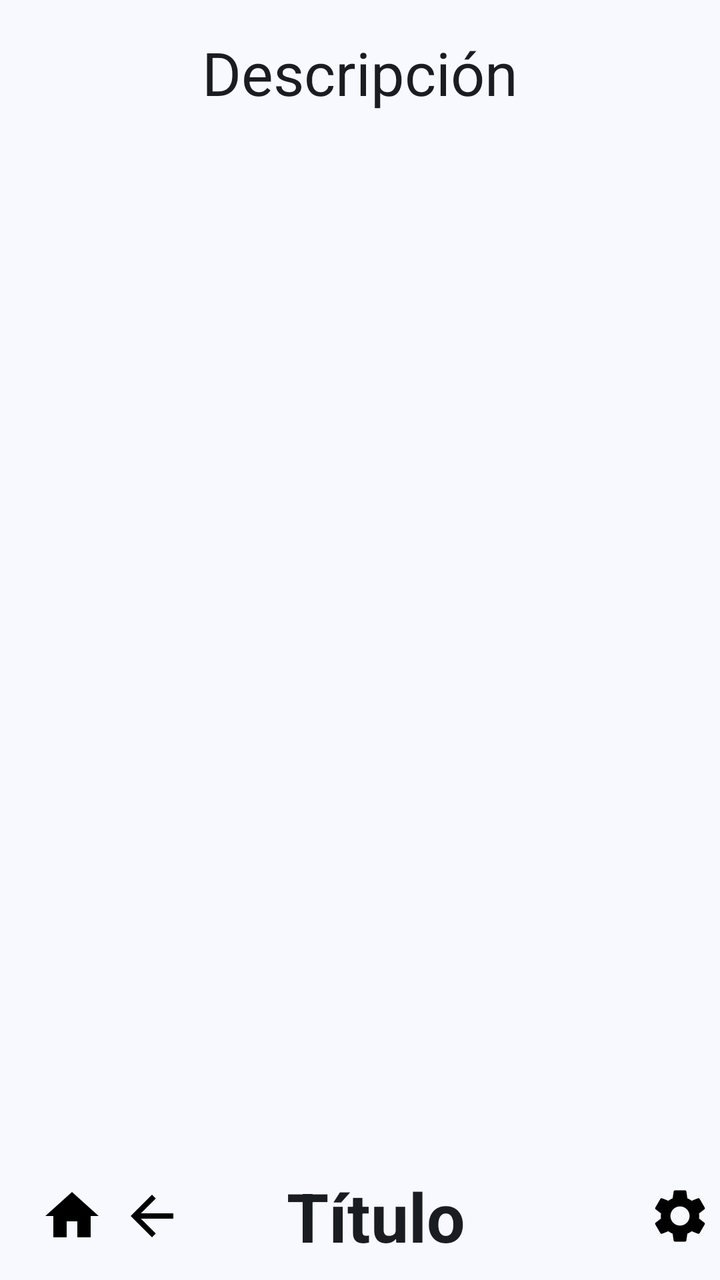
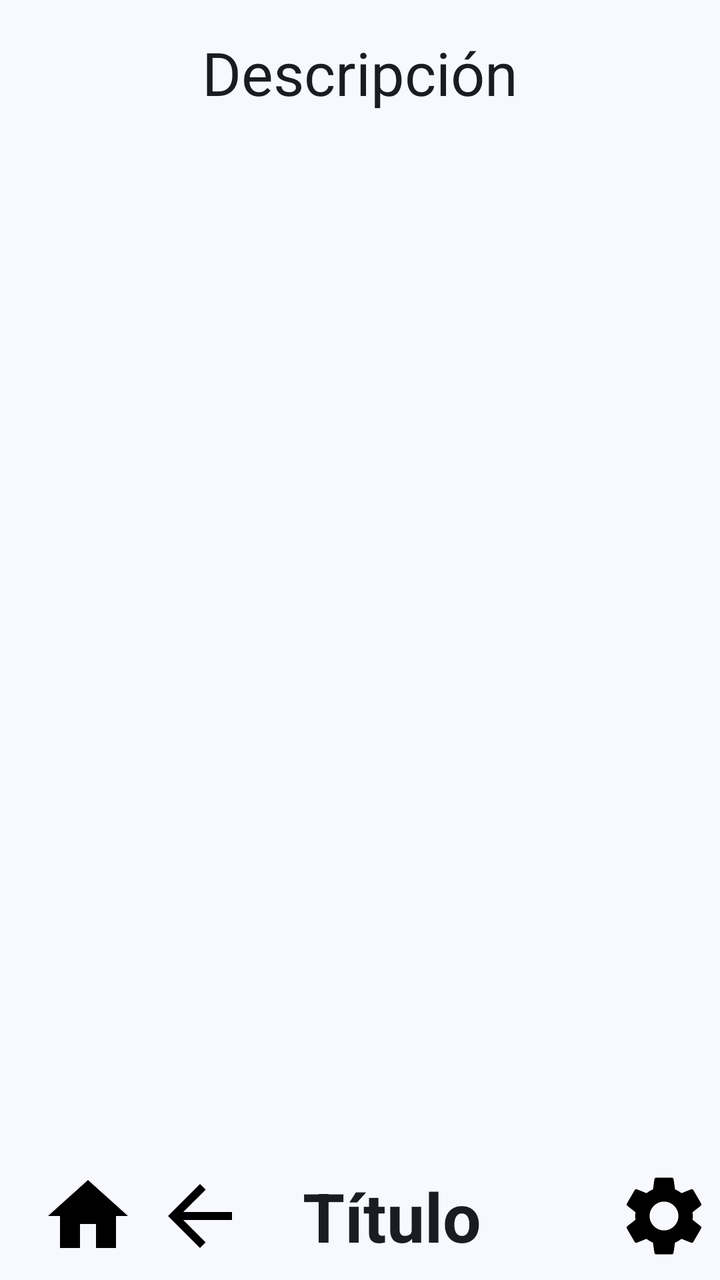

Compare the two renders of this Android layout. The source of the first and the diff that turns it into the second are given below.
<!-- AndroidManifest.xml: application theme AppTheme -->
<!-- res/layout/activity_main.xml -->
<FrameLayout xmlns:android="http://schemas.android.com/apk/res/android"
    xmlns:app="http://schemas.android.com/apk/res-auto"
    android:id="@+id/container"
    android:layout_width="match_parent"
    android:layout_height="match_parent">

    <LinearLayout
        android:id="@+id/contentLayout"
        android:layout_width="match_parent"
        android:layout_height="match_parent"
        android:orientation="vertical">

        <TextView
            android:id="@+id/toolbarDescription"
            android:layout_width="match_parent"
            android:layout_height="wrap_content"
            android:padding="16dp"
            android:text="Descripción"
            android:textSize="30sp"
            android:textColor="?attr/colorOnSurface"
            android:gravity="center"
            android:background="@android:color/transparent" />

        <androidx.recyclerview.widget.RecyclerView
            android:id="@+id/recyclerView"
            android:layout_width="wrap_content"
            android:layout_height="0dp"
            android:layout_weight="1"
            android:layout_gravity="center_horizontal"
            android:clipToPadding="true"
            android:paddingTop="16dp"
            android:paddingBottom="50dp"
            android:scrollbars="vertical"
            android:fadeScrollbars="false"/>
    </LinearLayout>

    
    <TextView
        android:id="@+id/sinElementos"
        android:layout_width="wrap_content"
        android:layout_height="wrap_content"
        android:layout_gravity="center"
        android:visibility="invisible"
        android:text="@string/sinElementos"
        android:textSize="26sp"
        android:clipToPadding="true"
        android:paddingTop="16dp"
        android:paddingBottom="50dp"/>

    
    <androidx.appcompat.widget.Toolbar
        android:id="@+id/toolbarMain"
        android:layout_width="match_parent"
        android:layout_height="wrap_content"
        android:layout_gravity="bottom"
        app:contentColor="@color/md_theme_onBackground"
        app:popupBackgroundColor="@color/white"
        android:background="?attr/colorSurface"
        android:theme="@style/ThemeOverlay.AppCompat.Dark.ActionBar"
        android:visibility="visible">

        <RelativeLayout
            android:layout_width="match_parent"
            android:layout_height="wrap_content"
            android:paddingHorizontal="4dp"
            android:paddingVertical="4dp">

            <ImageButton
                android:id="@+id/btnHome"
                android:layout_width="32dp"
                android:layout_height="32dp"
                android:layout_alignParentStart="true"
                android:layout_centerVertical="true"
                android:background="@drawable/ic_home"
                android:contentDescription="@string/home"
                android:visibility="visible" />

            <ImageButton
                android:id="@+id/btnBack"
                android:layout_width="32dp"
                android:layout_height="32dp"
                android:layout_centerVertical="true"
                android:layout_marginStart="8dp"
                android:layout_toEndOf="@id/btnHome"
                android:background="@drawable/ic_arrow_back"
                android:contentDescription="@string/volver"
                android:visibility="visible" />

            <LinearLayout
                android:layout_width="match_parent"
                android:layout_height="wrap_content"
                android:layout_toEndOf="@id/btnBack"
                android:layout_toStartOf="@id/btnConfig"
                android:layout_centerVertical="true"
                android:orientation="horizontal"
                android:layout_marginStart="10dp"
                android:layout_marginEnd="50dp">

                <TextView
                    android:id="@+id/toolbarTitle"
                    android:layout_width="match_parent"
                    android:layout_height="wrap_content"
                    android:ellipsize="end"
                    android:gravity="center"
                    android:text="Título"
                    android:textColor="?attr/colorOnSurface"
                    android:textSize="34sp"
                    android:textStyle="bold" />
            </LinearLayout>

            <ImageButton
                android:id="@+id/btnConfig"
                android:layout_width="32dp"
                android:layout_height="32dp"
                android:layout_alignParentEnd="true"
                android:layout_centerVertical="true"
                android:background="@drawable/ic_settings"
                android:visibility="visible" />
        </RelativeLayout>
    </androidx.appcompat.widget.Toolbar>
</FrameLayout>
<!-- resources referenced by this layout -->
<resources>
  <color name="md_theme_onBackground">#191C20</color>
  <color name="white">#FFFFFF</color>
  <!-- drawable ic_arrow_back (drawable) -->
  <vector xmlns:android="http://schemas.android.com/apk/res/android" android:autoMirrored="true" android:height="24dp" android:tint="#000000" android:viewportHeight="24" android:viewportWidth="24" android:width="24dp">
        
      <path android:fillColor="@android:color/white" android:pathData="M20,11H7.83l5.59,-5.59L12,4l-8,8 8,8 1.41,-1.41L7.83,13H20v-2z"/>
      
  </vector>
  <!-- drawable ic_home (drawable) -->
  <vector xmlns:android="http://schemas.android.com/apk/res/android" android:height="24dp" android:tint="#000000" android:viewportHeight="24" android:viewportWidth="24" android:width="24dp">
        
      <path android:fillColor="@android:color/white" android:pathData="M10,20v-6h4v6h5v-8h3L12,3 2,12h3v8z"/>
      
  </vector>
  <string name="home">Inicio</string>
  <string name="sinElementos">No hay elementos para mostrar</string>
  <string name="volver">Atrás</string>
  <color name="md_theme_primary">#3B608F</color>
  <color name="md_theme_onPrimary">#FFFFFF</color>
  <color name="md_theme_primaryContainer">#D4E3FF</color>
  <color name="md_theme_onPrimaryContainer">#001C39</color>
  <color name="md_theme_secondary">#545F71</color>
  <color name="md_theme_onSecondary">#FFFFFF</color>
  <color name="md_theme_secondaryContainer">#D8E3F8</color>
  <color name="md_theme_onSecondaryContainer">#111C2B</color>
  <color name="md_theme_tertiary">#6D5677</color>
  <color name="md_theme_onTertiary">#FFFFFF</color>
  <color name="md_theme_tertiaryContainer">#F6D9FF</color>
  <color name="md_theme_onTertiaryContainer">#261430</color>
  <color name="md_theme_error">#BA1A1A</color>
  <color name="md_theme_onError">#FFFFFF</color>
  <color name="md_theme_errorContainer">#FFDAD6</color>
  <color name="md_theme_onErrorContainer">#410002</color>
  <color name="md_theme_background">#F8F9FF</color>
  <color name="md_theme_surface">#F8F9FF</color>
  <color name="md_theme_onSurface">#191C20</color>
  <color name="md_theme_surfaceVariant">#DFE2EB</color>
  <color name="md_theme_onSurfaceVariant">#43474E</color>
  <color name="md_theme_outline">#73777F</color>
  <color name="md_theme_outlineVariant">#C3C6CF</color>
  <color name="md_theme_inverseSurface">#2E3035</color>
  <color name="md_theme_inverseOnSurface">#EFF0F7</color>
  <color name="md_theme_inversePrimary">#A4C9FE</color>
  <color name="md_theme_primaryFixed">#D4E3FF</color>
  <color name="md_theme_onPrimaryFixed">#001C39</color>
  <color name="md_theme_primaryFixedDim">#A4C9FE</color>
  <color name="md_theme_onPrimaryFixedVariant">#204876</color>
  <color name="md_theme_secondaryFixed">#D8E3F8</color>
  <color name="md_theme_onSecondaryFixed">#111C2B</color>
  <color name="md_theme_secondaryFixedDim">#BCC7DB</color>
  <color name="md_theme_onSecondaryFixedVariant">#3D4758</color>
  <color name="md_theme_tertiaryFixed">#F6D9FF</color>
  <color name="md_theme_onTertiaryFixed">#261430</color>
  <color name="md_theme_tertiaryFixedDim">#D9BDE3</color>
  <color name="md_theme_onTertiaryFixedVariant">#543F5E</color>
  <color name="md_theme_surfaceDim">#D9DAE0</color>
  <color name="md_theme_surfaceBright">#F8F9FF</color>
  <color name="md_theme_surfaceContainerLowest">#FFFFFF</color>
  <color name="md_theme_surfaceContainerLow">#F2F3FA</color>
  <color name="md_theme_surfaceContainer">#EDEDF4</color>
  <color name="md_theme_surfaceContainerHigh">#E7E8EE</color>
  <color name="md_theme_surfaceContainerHighest">#E1E2E9</color>
  <!-- unchanged entries left out for length: 2 -->
</resources>

<!-- the commit's change to res/layout/activity_main.xml (unified diff, before → after) -->
@@ -31,6 +31,7 @@
             android:paddingTop="16dp"
             android:paddingBottom="50dp"
             android:scrollbars="vertical"
+            android:scrollbarThumbVertical="@drawable/scrollbar"
             android:fadeScrollbars="false"/>
     </LinearLayout>
 
@@ -67,8 +68,8 @@
 
             <ImageButton
                 android:id="@+id/btnHome"
-                android:layout_width="32dp"
-                android:layout_height="32dp"
+                android:layout_width="48dp"
+                android:layout_height="48dp"
                 android:layout_alignParentStart="true"
                 android:layout_centerVertical="true"
                 android:background="@drawable/ic_home"
@@ -77,8 +78,8 @@
 
             <ImageButton
                 android:id="@+id/btnBack"
-                android:layout_width="32dp"
-                android:layout_height="32dp"
+                android:layout_width="48dp"
+                android:layout_height="48dp"
                 android:layout_centerVertical="true"
                 android:layout_marginStart="8dp"
                 android:layout_toEndOf="@id/btnHome"
@@ -110,8 +111,8 @@
 
             <ImageButton
                 android:id="@+id/btnConfig"
-                android:layout_width="32dp"
-                android:layout_height="32dp"
+                android:layout_width="48dp"
+                android:layout_height="48dp"
                 android:layout_alignParentEnd="true"
                 android:layout_centerVertical="true"
                 android:background="@drawable/ic_settings"
<!-- resource entries referenced after the edit -->
@@ -14,6 +14,13 @@
       <path android:fillColor="@android:color/white" android:pathData="M10,20v-6h4v6h5v-8h3L12,3 2,12h3v8z"/>
       
   </vector>
+  <!-- drawable scrollbar (drawable) -->
+  <?xml version="1.0" encoding="utf-8"?>
+  <shape xmlns:android="http://schemas.android.com/apk/res/android"
+      android:shape="rectangle">
+      <solid android:color="@color/gray" />
+      <corners android:radius="8dp" />
+  </shape>
   <string name="home">Inicio</string>
   <string name="sinElementos">No hay elementos para mostrar</string>
   <string name="volver">Atrás</string>
